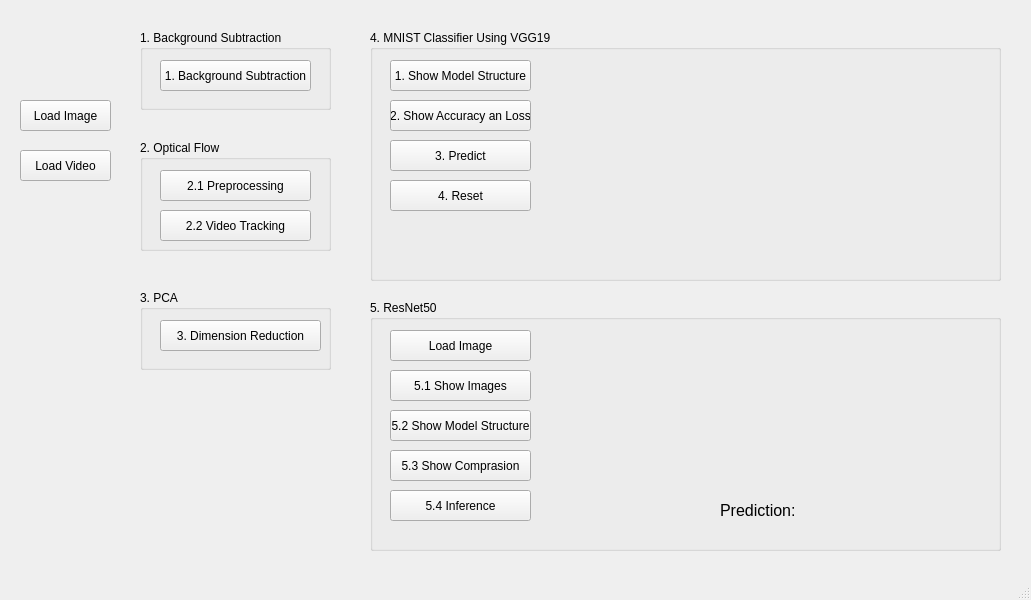
Roykesydon/CVDL-Homework-2, file application/xml/main.ui: the form before one commit.
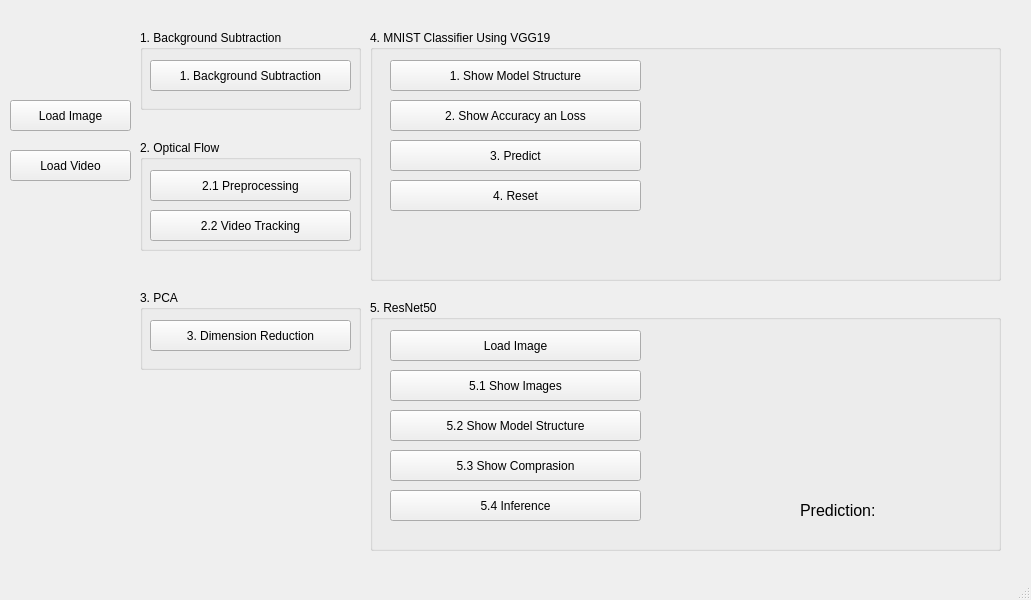
The form after the commit.

Commit message: fix: Text of ui on macbook is too big

What changed in the file:
```diff
--- a/application/xml/main.ui
+++ b/application/xml/main.ui
@@ -17,9 +17,9 @@
    <widget class="QPushButton" name="load_image">
     <property name="geometry">
      <rect>
-      <x>20</x>
+      <x>10</x>
       <y>100</y>
-      <width>91</width>
+      <width>121</width>
       <height>31</height>
      </rect>
     </property>
@@ -30,9 +30,9 @@
    <widget class="QPushButton" name="load_video">
     <property name="geometry">
      <rect>
-      <x>20</x>
+      <x>10</x>
       <y>150</y>
-      <width>91</width>
+      <width>121</width>
       <height>31</height>
      </rect>
     </property>
@@ -45,7 +45,7 @@
      <rect>
       <x>140</x>
       <y>30</y>
-      <width>191</width>
+      <width>221</width>
       <height>80</height>
      </rect>
     </property>
@@ -55,9 +55,9 @@
     <widget class="QPushButton" name="button1">
      <property name="geometry">
       <rect>
-       <x>20</x>
+       <x>10</x>
        <y>30</y>
-       <width>151</width>
+       <width>201</width>
        <height>31</height>
       </rect>
      </property>
@@ -71,7 +71,7 @@
      <rect>
       <x>140</x>
       <y>140</y>
-      <width>191</width>
+      <width>221</width>
       <height>111</height>
      </rect>
     </property>
@@ -81,9 +81,9 @@
     <widget class="QPushButton" name="button2_1">
      <property name="geometry">
       <rect>
-       <x>20</x>
+       <x>10</x>
        <y>30</y>
-       <width>151</width>
+       <width>201</width>
        <height>31</height>
       </rect>
      </property>
@@ -94,9 +94,9 @@
     <widget class="QPushButton" name="button2_2">
      <property name="geometry">
       <rect>
-       <x>20</x>
+       <x>10</x>
        <y>70</y>
-       <width>151</width>
+       <width>201</width>
        <height>31</height>
       </rect>
      </property>
@@ -110,7 +110,7 @@
      <rect>
       <x>140</x>
       <y>290</y>
-      <width>191</width>
+      <width>221</width>
       <height>80</height>
      </rect>
     </property>
@@ -120,9 +120,9 @@
     <widget class="QPushButton" name="button3">
      <property name="geometry">
       <rect>
-       <x>20</x>
+       <x>10</x>
        <y>30</y>
-       <width>161</width>
+       <width>201</width>
        <height>31</height>
       </rect>
      </property>
@@ -148,7 +148,7 @@
       <rect>
        <x>20</x>
        <y>30</y>
-       <width>141</width>
+       <width>251</width>
        <height>31</height>
       </rect>
      </property>
@@ -161,7 +161,7 @@
       <rect>
        <x>20</x>
        <y>70</y>
-       <width>141</width>
+       <width>251</width>
        <height>31</height>
       </rect>
      </property>
@@ -174,7 +174,7 @@
       <rect>
        <x>20</x>
        <y>110</y>
-       <width>141</width>
+       <width>251</width>
        <height>31</height>
       </rect>
      </property>
@@ -187,7 +187,7 @@
       <rect>
        <x>20</x>
        <y>150</y>
-       <width>141</width>
+       <width>251</width>
        <height>31</height>
       </rect>
      </property>
@@ -234,7 +234,7 @@
       <rect>
        <x>20</x>
        <y>30</y>
-       <width>141</width>
+       <width>251</width>
        <height>31</height>
       </rect>
      </property>
@@ -247,7 +247,7 @@
       <rect>
        <x>20</x>
        <y>70</y>
-       <width>141</width>
+       <width>251</width>
        <height>31</height>
       </rect>
      </property>
@@ -260,7 +260,7 @@
       <rect>
        <x>20</x>
        <y>110</y>
-       <width>141</width>
+       <width>251</width>
        <height>31</height>
       </rect>
      </property>
@@ -273,7 +273,7 @@
       <rect>
        <x>20</x>
        <y>150</y>
-       <width>141</width>
+       <width>251</width>
        <height>31</height>
       </rect>
      </property>
@@ -286,7 +286,7 @@
       <rect>
        <x>20</x>
        <y>190</y>
-       <width>141</width>
+       <width>251</width>
        <height>31</height>
       </rect>
      </property>
@@ -297,7 +297,7 @@
     <widget class="QLabel" name="label5_1">
      <property name="geometry">
       <rect>
-       <x>330</x>
+       <x>400</x>
        <y>20</y>
        <width>161</width>
        <height>161</height>
@@ -310,7 +310,7 @@
     <widget class="QLabel" name="label5_2">
      <property name="geometry">
       <rect>
-       <x>350</x>
+       <x>430</x>
        <y>200</y>
        <width>111</width>
        <height>21</height>
```
The commit also changes 3 other files.
